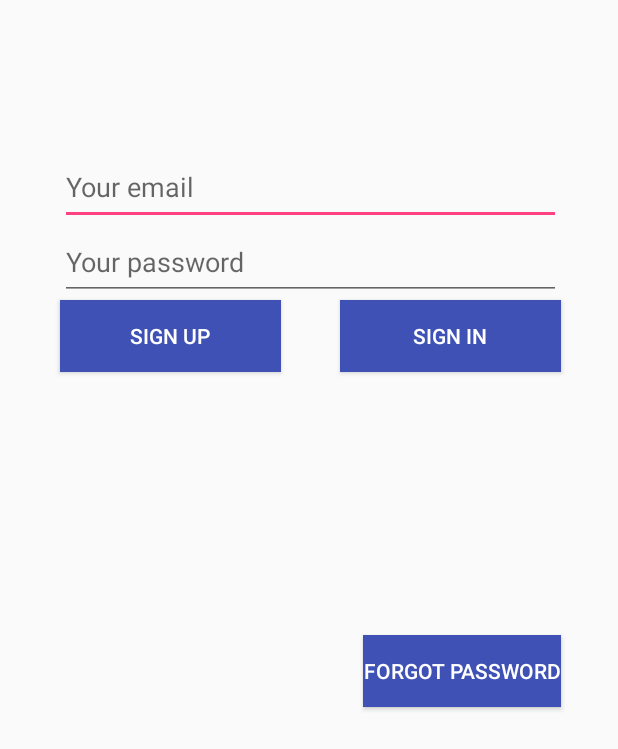
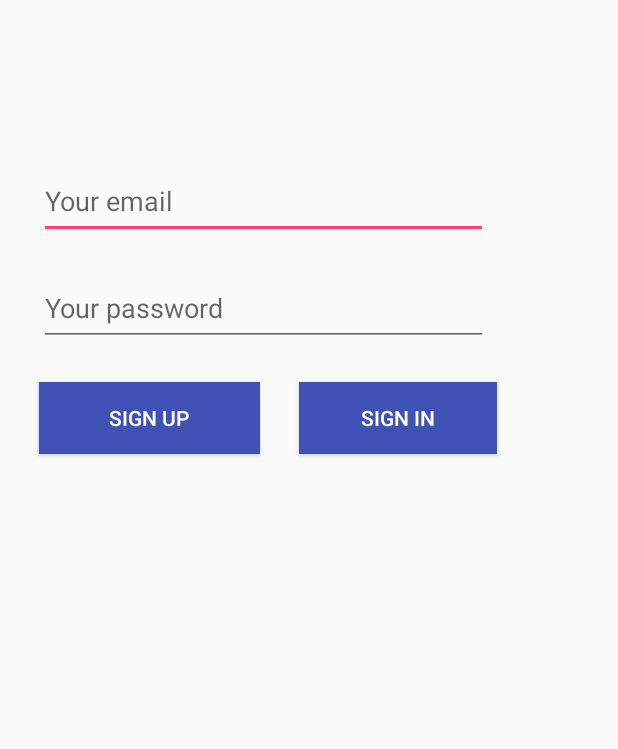
Before and after one commit to PeterJames12/Networks, an Android app: the screen it shows after launch (LoginActivity), on a phone screen of 412 x 824 dp. Shown: the top 749 px of the screen. Run offline under Robolectric (Android 15) with nearby library versions, the phone set to English and light mode, and no system bars.

```diff
--- a/app/src/main/AndroidManifest.xml
+++ b/app/src/main/AndroidManifest.xml
@@ -1,6 +1,8 @@
 <?xml version="1.0" encoding="utf-8"?>
 <manifest xmlns:android="http://schemas.android.com/apk/res/android"
     package="com.example.igor.networks">
+
+    <uses-permission android:name="android.permission.INTERNET"/>
 
     <application
         android:allowBackup="true"
@@ -20,6 +22,7 @@
         <activity android:name=".MainActivity" />
         <activity android:name=".RegistrationActivity" />
 
+
     </application>
 
 </manifest>
--- a/app/src/main/res/layout/login_layout.xml
+++ b/app/src/main/res/layout/login_layout.xml
@@ -13,34 +13,33 @@
 
         <EditText
             android:id="@+id/txtEmail"
-            android:layout_width="334dp"
+            android:layout_width="299dp"
             android:layout_height="50dp"
             android:ems="10"
             android:inputType="textEmailAddress"
             android:hint="@string/your_email"
             tools:layout_editor_absoluteX="32dp"
             tools:layout_editor_absoluteY="154dp"
-            android:layout_marginTop="100dp"
+            android:layout_marginTop="109dp"
             android:layout_alignParentTop="true"
-            android:layout_alignLeft="@+id/txtPassword"
             android:layout_alignStart="@+id/txtPassword" />
 
         <EditText
             android:id="@+id/txtPassword"
-            android:layout_width="334dp"
+            android:layout_width="299dp"
             android:layout_height="50dp"
             android:ems="10"
             android:inputType="textPassword"
             android:hint="@string/your_password"
             tools:layout_editor_absoluteX="32dp"
             tools:layout_editor_absoluteY="221dp"
+            android:layout_marginTop="21dp"
             android:layout_below="@+id/txtEmail"
-            android:layout_alignRight="@+id/btnLogin"
-            android:layout_alignEnd="@+id/btnLogin" />
+            android:layout_alignStart="@+id/btnSignUp" />
 
         <Button
             android:id="@+id/btnLogin"
-            android:layout_width="147dp"
+            android:layout_width="132dp"
             android:layout_height="48dp"
             android:background="@color/colorPrimary"
             android:textColor="#FFFFFF"
@@ -49,10 +48,10 @@
             tools:layout_editor_absoluteX="215dp"
             tools:layout_editor_absoluteY="282dp"
             android:layout_marginRight="14dp"
-            android:layout_marginEnd="14dp"
-            android:layout_below="@+id/txtPassword"
-            android:layout_alignParentRight="true"
-            android:layout_alignParentEnd="true" />
+            android:layout_alignBaseline="@+id/btnSignUp"
+            android:layout_alignBottom="@+id/btnSignUp"
+            android:layout_toEndOf="@+id/btnSignUp"
+            android:layout_marginStart="26dp" />
 
         <Button
             android:id="@+id/btnSignUp"
@@ -62,22 +61,10 @@
             android:onClick="registration"
             android:background="@color/colorPrimary"
             android:text="@string/sign_up"
+            android:layout_marginStart="26dp"
             android:layout_below="@+id/txtPassword"
-            android:layout_alignLeft="@+id/txtPassword"
-            android:layout_alignStart="@+id/txtPassword" />
-
-        <Button
-            android:id="@+id/btnPasswordRecover"
-            android:layout_width="wrap_content"
-            android:layout_height="wrap_content"
-            android:text="@string/forgot_password"
-            android:background="@color/colorPrimary"
-            android:onClick="forgotPassword"
-            android:textColor="#FFFFFF"
-            android:layout_marginTop="175dp"
-            android:layout_below="@+id/btnLogin"
-            android:layout_alignRight="@+id/btnLogin"
-            android:layout_alignEnd="@+id/btnLogin" />
+            android:layout_alignParentStart="true"
+            android:layout_marginTop="24dp" />
 
     </RelativeLayout>
 
--- a/app/src/main/res/layout/registration_layout.xml
+++ b/app/src/main/res/layout/registration_layout.xml
@@ -44,7 +44,6 @@
         android:layout_width="wrap_content"
         android:layout_height="wrap_content"
         android:background="@color/colorPrimary"
-        android:onClick="confirmRegistration"
         android:textColor="#FFFFFF"
         android:layout_alignEnd="@+id/editText4"
         android:layout_alignRight="@+id/editText4"
--- a/build.gradle
+++ b/build.gradle
@@ -6,6 +6,7 @@ buildscript {
     }
     dependencies {
         classpath 'com.android.tools.build:gradle:2.3.2'
+        classpath "io.realm:realm-gradle-plugin:3.3.1"
 
         // NOTE: Do not place your application dependencies here; they belong
         // in the individual module build.gradle files
```
Also changed, not shown: app/build.gradle (+8 -4 lines), app/src/main/java/com/example/igor/networks/MainActivity.java (+24 -4 lines), app/src/main/java/com/example/igor/networks/RegistrationActivity.java (+0 -14 lines), app/src/main/java/com/example/igor/networks/config/EmailConfig.java (deleted, +0 -28 lines), app/src/main/java/com/example/igor/networks/fragments/ProfileFragments.java (+32 -1 lines), app/src/main/java/com/example/igor/networks/fragments/SomethingFragments.java (+33 -1 lines), app/src/main/java/com/example/igor/networks/model/Event.java (added, +36 -0 lines), app/src/main/java/com/example/igor/networks/model/User.java (added, +28 -0 lines), app/src/main/java/com/example/igor/networks/service/EmailService.java (deleted, +0 -17 lines), app/src/main/java/com/example/igor/networks/service/factory/ServiceFactory.java (+0 -9 lines), app/src/main/java/com/example/igor/networks/service/impl/EmailServiceImpl.java (deleted, +0 -20 lines), app/src/main/java/com/example/igor/networks/util/GravatarUtil.java (added, +65 -0 lines), app/src/main/java/com/example/igor/networks/util/MySqlUtil.java (added, +23 -0 lines), app/src/main/res/layout/profile_layout.xml (+31 -4 lines), 2 more files.
